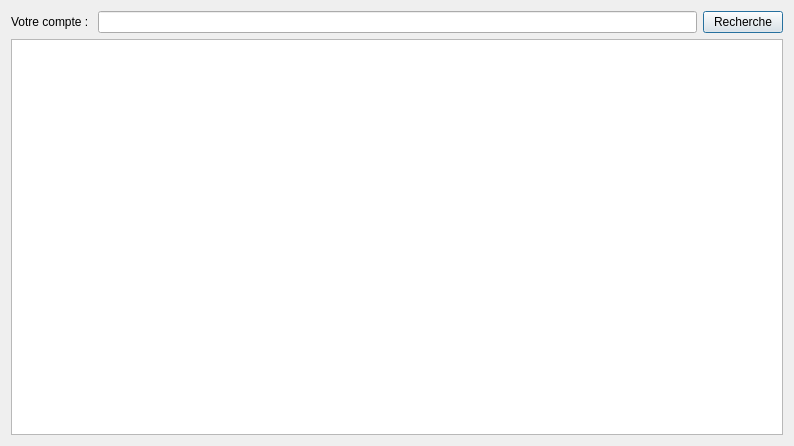
Before: the Qt Designer form CasseNoisette/CasseNoisette/HaveIBeenPwnedDialog.ui in raphaeldore/Casse-Noisette, drawn with Qt 5.
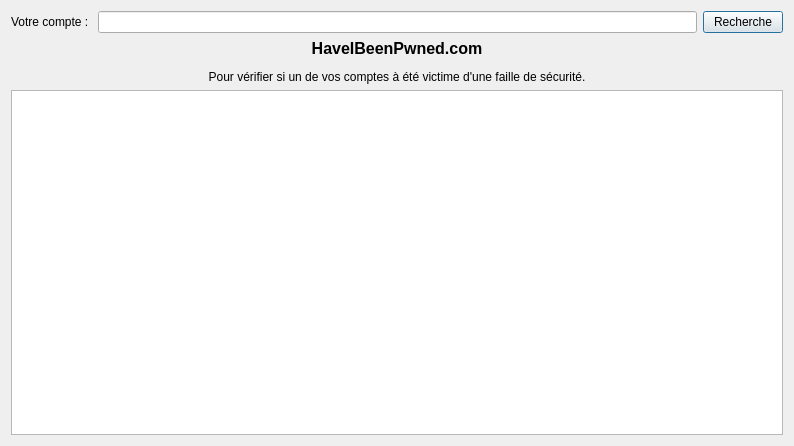
After: the same form once the commit is applied.

Commit message: Ajout label un peu plus explicatif

```diff
--- a/CasseNoisette/CasseNoisette/HaveIBeenPwnedDialog.ui
+++ b/CasseNoisette/CasseNoisette/HaveIBeenPwnedDialog.ui
@@ -35,6 +35,13 @@
      </item>
     </layout>
    </item>
+   <item>
+    <widget class="QLabel" name="label_2">
+     <property name="text">
+      <string>&lt;html&gt;&lt;head/&gt;&lt;body&gt;&lt;p align=&quot;center&quot;&gt;&lt;span style=&quot; font-size:12pt; font-weight:600;&quot;&gt;HaveIBeenPwned.com&lt;/span&gt;&lt;/p&gt;&lt;p align=&quot;center&quot;&gt;Pour vérifier si un de vos comptes à été victime d'une faille de sécurité.&lt;/p&gt;&lt;/body&gt;&lt;/html&gt;</string>
+     </property>
+    </widget>
+   </item>
    <item>
     <widget class="QTextBrowser" name="searchResults">
      <property name="html">
```
